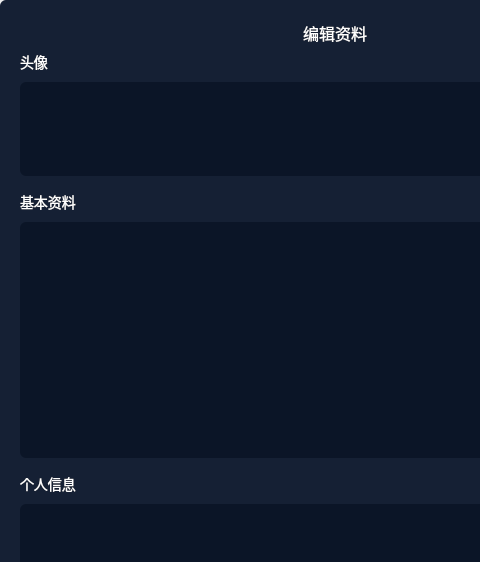
First picture: the form in changeUserInfo/changeUserInfo.ui, repository KikyoShaw/QtWidgetsApplication, before the edit; both pictures show x 0 to 480 and y 0 to 562 of the 670 by 828 pixel window.
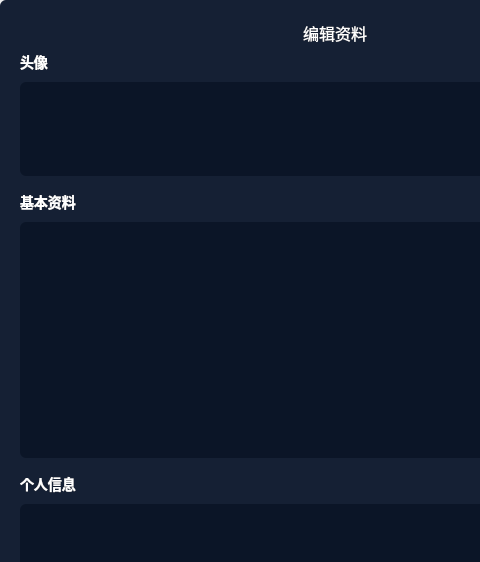
Second picture: the form after the edit. Icons and pictures are not drawn. Custom widgets are drawn as their Qt base class.

The edit to the form file:
```diff
--- a/changeUserInfo/changeUserInfo.ui
+++ b/changeUserInfo/changeUserInfo.ui
@@ -145,6 +145,14 @@
         <height>20</height>
        </rect>
       </property>
+      <property name="font">
+       <font>
+        <family>微软雅黑</family>
+        <pointsize>-1</pointsize>
+        <weight>75</weight>
+        <bold>true</bold>
+       </font>
+      </property>
       <property name="styleSheet">
        <string notr="true">font-size: 14px;
 font-family: 微软雅黑;
@@ -192,6 +200,14 @@
         <height>20</height>
        </rect>
       </property>
+      <property name="font">
+       <font>
+        <family>微软雅黑</family>
+        <pointsize>-1</pointsize>
+        <weight>75</weight>
+        <bold>true</bold>
+       </font>
+      </property>
       <property name="styleSheet">
        <string notr="true">font-size: 14px;
 font-family: 微软雅黑;
@@ -239,6 +255,14 @@
         <height>20</height>
        </rect>
       </property>
+      <property name="font">
+       <font>
+        <family>微软雅黑</family>
+        <pointsize>-1</pointsize>
+        <weight>75</weight>
+        <bold>true</bold>
+       </font>
+      </property>
       <property name="styleSheet">
        <string notr="true">font-size: 14px;
 font-family: 微软雅黑;
@@ -325,6 +349,20 @@
   </layout>
  </widget>
  <layoutdefault spacing="6" margin="11"/>
+ <customwidgets>
+  <customwidget>
+   <class>BaseInfoWidget</class>
+   <extends>QWidget</extends>
+   <header location="global">baseInfoWidget.h</header>
+   <container>1</container>
+  </customwidget>
+  <customwidget>
+   <class>UserInfoWidget</class>
+   <extends>QWidget</extends>
+   <header location="global">userInfoWidget.h</header>
+   <container>1</container>
+  </customwidget>
+ </customwidgets>
  <resources>
   <include location="changeUserInfo.qrc"/>
  </resources>
```
Left out of the diff: 4 changed lines with no effect on the pictures.
